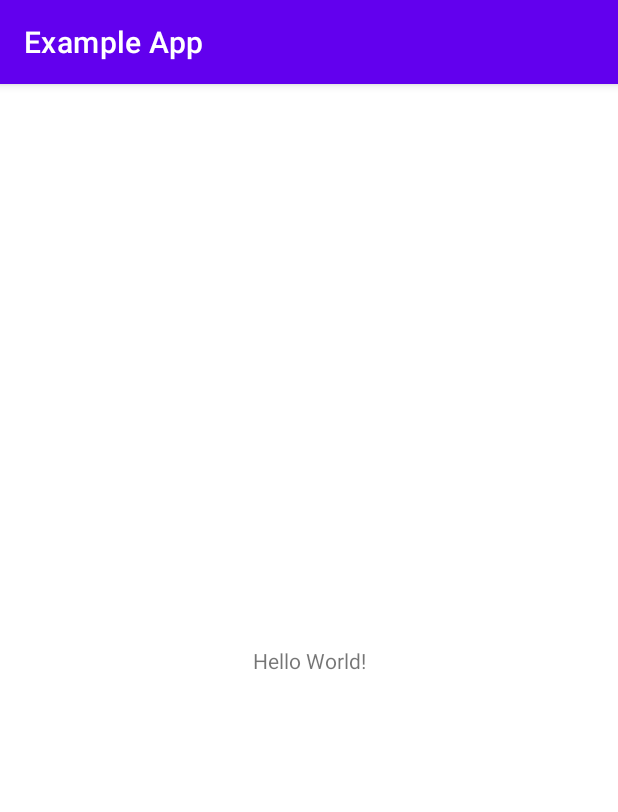
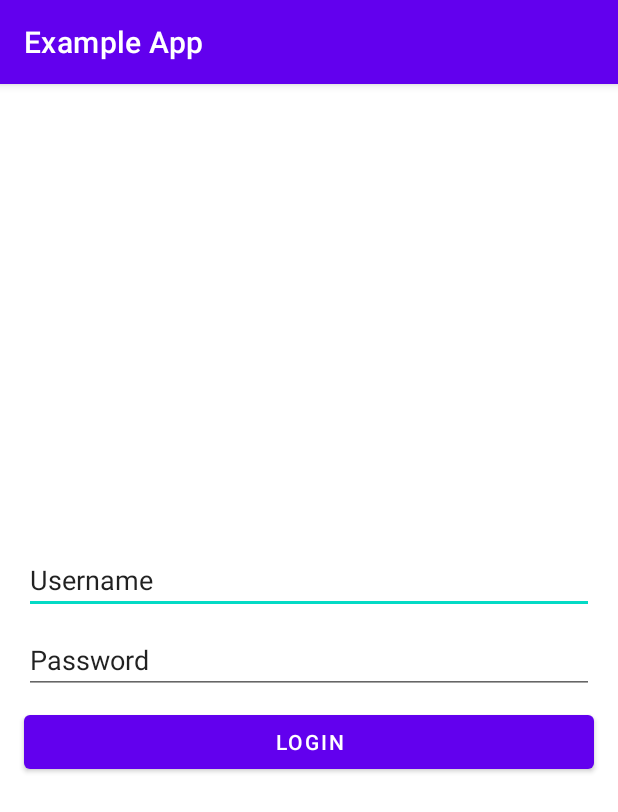
Before and after one commit to thakul-pr/ExampleApp, an Android app: the screen it shows after launch (MainActivity before the commit, LoginActivity after it), on a phone screen of 412 x 824 dp. Shown: the top 812 px of the screen. Run offline under Robolectric (Android 15) with nearby library versions, the phone set to English and light mode, and no system bars.

Commit message:
- Initial login page

```diff
--- a/app/src/main/AndroidManifest.xml
+++ b/app/src/main/AndroidManifest.xml
@@ -9,7 +9,7 @@
         android:roundIcon="@mipmap/ic_launcher_round"
         android:supportsRtl="true"
         android:theme="@style/Theme.ExampleApp">
-        <activity android:name=".MainActivity">
+        <activity android:name=".LoginActivity">
             <intent-filter>
                 <action android:name="android.intent.action.MAIN" />
 
--- a/app/src/main/java/com/example/exampleapp/MainActivity.kt
+++ b/app/src/main/java/com/example/exampleapp/LoginActivity.kt
@@ -3,9 +3,9 @@ package com.example.exampleapp
 import androidx.appcompat.app.AppCompatActivity
 import android.os.Bundle
 
-class MainActivity : AppCompatActivity() {
+class LoginActivity : AppCompatActivity() {
     override fun onCreate(savedInstanceState: Bundle?) {
         super.onCreate(savedInstanceState)
-        setContentView(R.layout.activity_main)
+        setContentView(R.layout.activity_login)
     }
 }
--- /dev/null
+++ b/app/src/main/res/layout/activity_login.xml
@@ -0,0 +1,55 @@
+<?xml version="1.0" encoding="utf-8"?>
+<androidx.constraintlayout.widget.ConstraintLayout xmlns:android="http://schemas.android.com/apk/res/android"
+    xmlns:app="http://schemas.android.com/apk/res-auto"
+    xmlns:tools="http://schemas.android.com/tools"
+    android:layout_width="match_parent"
+    android:layout_height="match_parent"
+    tools:context=".LoginActivity">
+
+    <ImageView
+        android:id="@+id/logo"
+        android:layout_width="300dp"
+        android:layout_height="300dp"
+        app:layout_constraintEnd_toEndOf="parent"
+        app:layout_constraintStart_toStartOf="parent"
+        app:layout_constraintTop_toTopOf="parent" />
+
+    <EditText
+        android:id="@+id/username"
+        android:layout_width="0dp"
+        android:layout_height="wrap_content"
+        android:layout_marginStart="@dimen/space"
+        android:layout_marginTop="@dimen/space_half"
+        android:layout_marginEnd="@dimen/space"
+        android:layout_marginBottom="@dimen/space_half"
+        android:text="@string/username"
+        app:layout_constraintEnd_toEndOf="parent"
+        app:layout_constraintStart_toStartOf="parent"
+        app:layout_constraintTop_toBottomOf="@+id/logo" />
+
+    <EditText
+        android:id="@+id/password"
+        android:layout_width="0dp"
+        android:layout_height="wrap_content"
+        android:layout_marginStart="@dimen/space"
+        android:layout_marginTop="@dimen/space_half"
+        android:layout_marginEnd="@dimen/space"
+        android:layout_marginBottom="@dimen/space_half"
+        android:text="@string/password"
+        app:layout_constraintEnd_toEndOf="parent"
+        app:layout_constraintStart_toStartOf="parent"
+        app:layout_constraintTop_toBottomOf="@+id/username" />
+
+    <Button
+        android:layout_width="0dp"
+        android:layout_height="wrap_content"
+        android:layout_marginStart="@dimen/space"
+        android:layout_marginTop="@dimen/space_half"
+        android:layout_marginEnd="@dimen/space"
+        android:layout_marginBottom="@dimen/space_half"
+        android:text="@string/login"
+        app:layout_constraintEnd_toEndOf="parent"
+        app:layout_constraintStart_toStartOf="parent"
+        app:layout_constraintTop_toBottomOf="@+id/password" />
+
+</androidx.constraintlayout.widget.ConstraintLayout>
--- a/app/src/main/res/layout/activity_main.xml
+++ /dev/null
@@ -1,18 +0,0 @@
-<?xml version="1.0" encoding="utf-8"?>
-<androidx.constraintlayout.widget.ConstraintLayout xmlns:android="http://schemas.android.com/apk/res/android"
-    xmlns:app="http://schemas.android.com/apk/res-auto"
-    xmlns:tools="http://schemas.android.com/tools"
-    android:layout_width="match_parent"
-    android:layout_height="match_parent"
-    tools:context=".MainActivity">
-
-    <TextView
-        android:layout_width="wrap_content"
-        android:layout_height="wrap_content"
-        android:text="Hello World!"
-        app:layout_constraintBottom_toBottomOf="parent"
-        app:layout_constraintLeft_toLeftOf="parent"
-        app:layout_constraintRight_toRightOf="parent"
-        app:layout_constraintTop_toTopOf="parent" />
-
-</androidx.constraintlayout.widget.ConstraintLayout>
--- /dev/null
+++ b/app/src/main/res/values/dimens.xml
@@ -0,0 +1,5 @@
+<?xml version="1.0" encoding="utf-8"?>
+<resources>
+    <dimen name="space">16dp</dimen>
+    <dimen name="space_half">8dp</dimen>
+</resources>
--- a/app/src/main/res/values/strings.xml
+++ b/app/src/main/res/values/strings.xml
@@ -1,3 +1,7 @@
 <resources>
     <string name="app_name">Example App</string>
+
+    <string name="username">Username</string>
+    <string name="password">Password</string>
+    <string name="login">Login</string>
 </resources>
```
